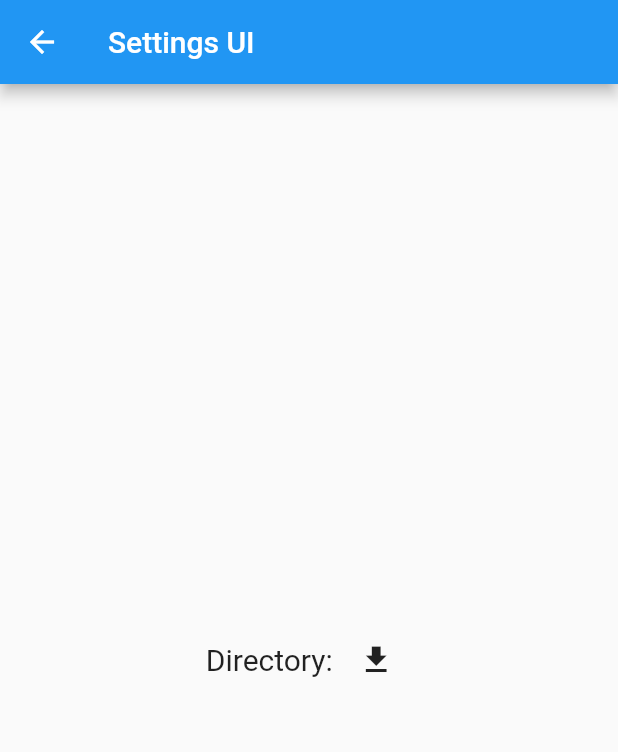
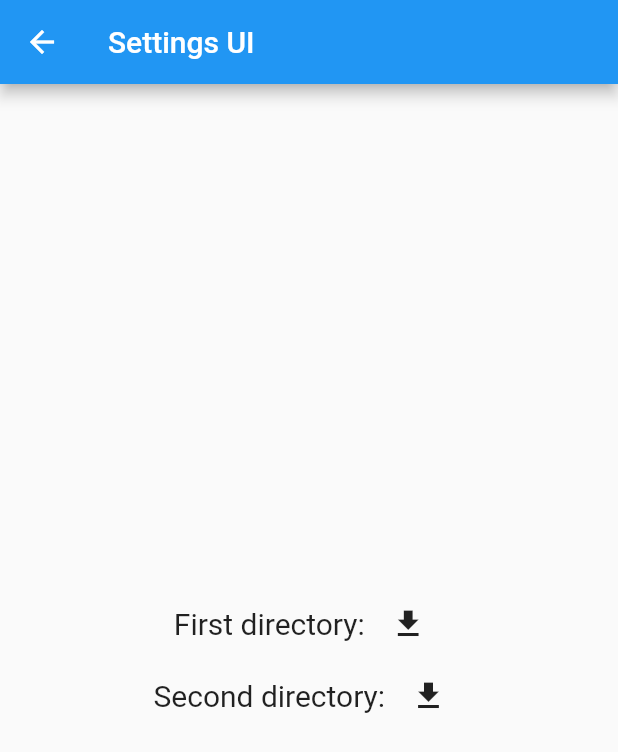
Before and after one commit to MarcoFiorentino/rpg_multi_music, a Flutter app: the screen it shows after launch, after a tap on the "more vert" icon, on a phone screen of 412 x 824 dp. Shown: the top 752 px of the screen. Run offline on Flutter 3.47's test engine with Material 2 defaults, Android fonts, the phone set to English and light mode, and no system bars; our stand-ins replace audioplayers, file_picker, permission_handler, shared_preferences; missing offline and left inert: flutter_file_manager.

Commit message:
Modificati settings_page e music_page per usare due path distinti puntanti direttamente alle cartelle ed adattata grafica di test

```diff
--- a/lib/files_provider.dart
+++ b/lib/files_provider.dart
@@ -9,20 +9,20 @@ import 'package:shared_preferences/shared_preferences.dart';
 
 class FilesProvider with ChangeNotifier {
   // Actual shared content
-  List<File> _musicNames = [];
-  List<File> _ambienceNames = [];
-  String _selectedDirectory;
+  List<File> _firstDirNames = [];
+  List<File> _secondDirNames = [];
+  Map<String, String> _directories = {};
 
-  List<File> get musicNames => this._musicNames;
-  List<File> get ambienceNames => this._ambienceNames;
-  String get selectedDirectory => this._selectedDirectory;
+  List<File> get firstDirNames => this._firstDirNames;
+  List<File> get secondDirNames => this._secondDirNames;
+  Map<String, String> get directories => this._directories;
 
   // Recupero le liste di file
   void getFilesList() async {
     // Recupero i file dalla cartella 'music'
-    this._musicNames = await this.getFiles("music");
+    this._firstDirNames = await this.getFiles(SharedPreferencesManager.firstDirectory);
     this.notifyListeners();
-    this._ambienceNames = await this.getFiles("ambience");
+    this._secondDirNames = await this.getFiles(SharedPreferencesManager.secondDirectory);
     this.notifyListeners();
   }
 
@@ -34,10 +34,11 @@ class FilesProvider with ChangeNotifier {
       FileManager fm;
 
       SharedPreferences sharedPreferences = await SharedPreferencesManager.getSharedPreferencesInstance();
-      this._selectedDirectory = sharedPreferences.getString(SharedPreferencesManager.selectedDirectory) ?? "";
-      if (this._selectedDirectory != "") {
+
+      this._directories[type] = sharedPreferences.getString(type) ?? "";
+      if (this._directories[type] != "") {
         fm = FileManager(
-            root: Directory(this._selectedDirectory + "/" + type));
+            root: Directory(_directories[type]));
       }
 
       if (fm != null) {
--- a/lib/main.dart
+++ b/lib/main.dart
@@ -56,22 +56,22 @@ class HomePage extends StatelessWidget {
                 },
               ),
             ],
-            bottom: TabBar(
-              tabs: [
-                Tab(
-                  icon: Icon(Icons.queue_music_outlined),
-                  text: 'Musica',
-                ),
-                // Tab(
-                //   icon: Icon(Icons.flash_on_outlined),
-                //   text: 'Generatori',
-                // ),
-                // Tab(
-                //   icon: Icon(Icons.alarm_on_outlined),
-                //   text: 'Iniziativa',
-                // ),
-              ],
-            ),
+            // bottom: TabBar(
+            //   tabs: [
+            //     Tab(
+            //       icon: Icon(Icons.queue_music_outlined),
+            //       text: 'Musica',
+            //     ),
+            //     // Tab(
+            //     //   icon: Icon(Icons.flash_on_outlined),
+            //     //   text: 'Generatori',
+            //     // ),
+            //     // Tab(
+            //     //   icon: Icon(Icons.alarm_on_outlined),
+            //     //   text: 'Iniziativa',
+            //     // ),
+            //   ],
+            // ),
           ),
           body: TabBarView(
             children: [
--- a/lib/music_page.dart
+++ b/lib/music_page.dart
@@ -2,6 +2,7 @@ import 'dart:math';
 
 import 'package:audioplayers/audioplayers.dart';
 import 'package:flutter/material.dart';
+import 'package:music_handler/shared_preferences_manager.dart';
 import 'package:path/path.dart';
 import 'package:provider/provider.dart';
 
@@ -45,6 +46,12 @@ class _MusicPageState extends State<MusicPage> {
   @override
   Widget build(BuildContext context) {
     final FilesProvider filesProvider = Provider.of<FilesProvider>(context, listen: true);
+    String firstDir = filesProvider.directories[SharedPreferencesManager.firstDirectory] != null ?
+      basename(filesProvider.directories[SharedPreferencesManager.firstDirectory]) :
+      SharedPreferencesManager.firstDirectory;
+    String secondDir = filesProvider.directories[SharedPreferencesManager.secondDirectory] != null ?
+      basename(filesProvider.directories[SharedPreferencesManager.secondDirectory]) :
+      SharedPreferencesManager.secondDirectory;
 
     return Center(
       child: Column(
@@ -52,114 +59,101 @@ class _MusicPageState extends State<MusicPage> {
         mainAxisSize: MainAxisSize.min,
         children: [
           Text(""),
-          // Gestione degli audio musica
           // Visualizza titolo e volume
           Text(
-            "Musica: " + musicPlaying + " - Vol: " + musicVolume.toString(),
+            firstDir + ": " + musicPlaying + " - Vol: " + musicVolume.toString(),
             textAlign: TextAlign.center,
           ),
           // Pulsanti di gestione musica e volume musica
-          Table(children: [
-            TableRow(
+          Row(
+            mainAxisAlignment: MainAxisAlignment.spaceEvenly,
             children: [
-                TableCell(
-                  child: ElevatedButton(
+              ElevatedButton(
                 child: Text("Play"),
-                    style: ElevatedButton.styleFrom(elevation: 8.0, primary: Colors.lightGreen),
+                style: ElevatedButton.styleFrom(elevation: 8.0, primary: Colors.lightGreen, fixedSize: Size(MediaQuery.of(context).size.width/5, 40)),
                 onPressed: () {
                   play("musica");
                 },
               ),
-                ),
-                TableCell(
-                  child: ElevatedButton(
+              ElevatedButton(
                 child: Text("+"),
-                    style: ElevatedButton.styleFrom(elevation: 8.0, primary: Colors.lightGreen),
+                style: ElevatedButton.styleFrom(elevation: 8.0, primary: Colors.lightGreen, fixedSize: Size(MediaQuery.of(context).size.width/5, 40)),
                 onPressed: () {
                   setVolume("musica", "up");
                 },
               ),
-                ),
-                TableCell(
-                  child: ElevatedButton(
+              ElevatedButton(
                 child: Text("-"),
-                    style: ElevatedButton.styleFrom(elevation: 8.0, primary: Colors.lightGreen),
+                style: ElevatedButton.styleFrom(elevation: 8.0, primary: Colors.lightGreen, fixedSize: Size(MediaQuery.of(context).size.width/5, 40)),
                 onPressed: () {
                   setVolume("musica", "down");
                 },
               ),
-                ),
-                TableCell(
-                  child: ElevatedButton(
+              ElevatedButton(
                 child: Text("Pause"),
-                    style: ElevatedButton.styleFrom(elevation: 8.0, primary: Colors.lightGreen),
+                style: ElevatedButton.styleFrom(elevation: 8.0, primary: Colors.lightGreen, fixedSize: Size(MediaQuery.of(context).size.width/5, 40)),
                 onPressed: () {
                   pause("musica");
                 },
               ),
-                ),
             ],
           ),
-          ]),
-          // Gestione degli audio ambientali
           // Visualizza titolo e volume
           Text(
-            "Ambientale: " + ambiencePlaying + " - Vol: " + ambienceVolume.toString(),
+            secondDir + ": " + ambiencePlaying + " - Vol: " + ambienceVolume.toString(),
             textAlign: TextAlign.center,
           ),
           // Pulsanti di gestione ambientali e volume ambientali
-          Table(
+          Row(
+            mainAxisAlignment: MainAxisAlignment.spaceEvenly,
             children: [
-              TableRow(
-                children: [
-                  TableCell(
-                    child: ElevatedButton(
+              ElevatedButton(
                   child: Text("Play"),
-                      style: ElevatedButton.styleFrom(elevation: 8.0, primary: Colors.lightBlue),
+                  style: ElevatedButton.styleFrom(elevation: 8.0, primary: Colors.lightBlue, fixedSize: Size(MediaQuery.of(context).size.width/5, 40)),
                   onPressed: () {
                     play("ambientale");
                   },
               ),
-                  ),
-                  TableCell(
-                    child: ElevatedButton(
+              ElevatedButton(
                   child: Text("+"),
-                      style: ElevatedButton.styleFrom(elevation: 8.0, primary: Colors.lightBlue),
+                  style: ElevatedButton.styleFrom(elevation: 8.0, primary: Colors.lightBlue, fixedSize: Size(MediaQuery.of(context).size.width/5, 40)),
                   onPressed: () {
                     setVolume("ambientale", "up");
                   },
               ),
-                  ),
-                  TableCell(
-                    child: ElevatedButton(
+              ElevatedButton(
                   child: Text("-"),
-                      style: ElevatedButton.styleFrom(elevation: 8.0, primary: Colors.lightBlue),
+                  style: ElevatedButton.styleFrom(elevation: 8.0, primary: Colors.lightBlue, fixedSize: Size(MediaQuery.of(context).size.width/5, 40)),
                   onPressed: () {
                     setVolume("ambientale", "down");
                   },
               ),
-                  ),
-                  TableCell(
-                    child: ElevatedButton(
+              ElevatedButton(
                   child: Text("Pause"),
-                      style: ElevatedButton.styleFrom(elevation: 8.0, primary: Colors.lightBlue),
+                  style: ElevatedButton.styleFrom(elevation: 8.0, primary: Colors.lightBlue, fixedSize: Size(MediaQuery.of(context).size.width/5, 40)),
                   onPressed: () {
                     pause("ambientale");
                   },
               ),
-                  ),
             ],
           ),
-            ],
+          const Divider(
+            height: 20,
+            thickness: 5,
           ),
           // Elenco dei file nel path impostato
           // TODO: gestire anche scorrimento in larghezza
           Expanded(
-            child: ListView.builder(
+            child: ListView.separated(
               controller: scrollController,
-              itemCount: (max(filesProvider.musicNames.length, filesProvider.ambienceNames.length) / colonnePerTipo).round(),
+              itemCount: (max(filesProvider.firstDirNames.length, filesProvider.secondDirNames.length) / colonnePerTipo).round(),
               itemBuilder: (BuildContext context, int index) {
                 return buildRow(context, index, filesProvider);
+              },
+              separatorBuilder: (BuildContext context, int index) {
+                return SizedBox(
+                  height: 10,
+                );
               },
             ),
           ),
@@ -274,17 +268,19 @@ class _MusicPageState extends State<MusicPage> {
   Row buildRow(BuildContext context, int index, FilesProvider provider) {
     List<Widget> sizedBoxes = [];
 
+    // for (int i = 0; i < )
+
     // Aggiunge i pulsanti musica alla riga o pulsanti vuoti se servono
     for (int i = 0; i < colonnePerTipo; i++) {
-      if (((index * colonnePerTipo) + i) < provider.musicNames.length) {
+      if (((index * colonnePerTipo) + i) < provider.firstDirNames.length) {
         sizedBoxes.add(
           SizedBox(
             width: MediaQuery.of(context).size.width * 0.23,
             child: ElevatedButton(
-              child: Text(basename(provider.musicNames[(index * colonnePerTipo) + i].path).capitalize()),
+              child: Text(basenameWithoutExtension(provider.firstDirNames[(index * colonnePerTipo) + i].path).capitalize()),
               style: ElevatedButton.styleFrom(elevation: 8.0, primary: Colors.lightGreen),
               onPressed: () {
-                playSelected("musica", provider.musicNames[(index * colonnePerTipo) + i].path);
+                playSelected("musica", provider.firstDirNames[(index * colonnePerTipo) + i].path);
               },
             ),
           ),
@@ -298,15 +294,15 @@ class _MusicPageState extends State<MusicPage> {
 
     // Aggiunge i pulsanti ambiente alla riga o pulsanti vuoti se servono
     for (int i = 0; i < colonnePerTipo; i++) {
-      if (((index * colonnePerTipo) + i) < provider.ambienceNames.length) {
+      if (((index * colonnePerTipo) + i) < provider.secondDirNames.length) {
         sizedBoxes.add(
           SizedBox(
             width: MediaQuery.of(context).size.width * 0.23,
             child: ElevatedButton(
-              child: Text(basename(provider.ambienceNames[(index * colonnePerTipo) + i].path).capitalize()),
+              child: Text(basenameWithoutExtension(provider.secondDirNames[(index * colonnePerTipo) + i].path).capitalize()),
               style: ElevatedButton.styleFrom(elevation: 8.0, primary: Colors.lightBlue),
               onPressed: () {
-                playSelected("ambientale", provider.ambienceNames[(index * colonnePerTipo) + i].path);
+                playSelected("ambientale", provider.secondDirNames[(index * colonnePerTipo) + i].path);
               },
             ),
           ),
--- a/lib/settings_page.dart
+++ b/lib/settings_page.dart
@@ -22,13 +22,13 @@ class _SettingsScreenState extends State<SettingsPage> {
   Widget buildSettingsList(BuildContext context) {
     final FilesProvider provider = Provider.of<FilesProvider>(context, listen: false);
 
-    Future<void> _pickDirectory(BuildContext context, bool external) async {
+    Future<void> _pickDirectory(BuildContext context, bool external, String dir) async {
 
       String newDirectory = await FilePicker.platform.getDirectoryPath();
 
       setState(() {
         if (newDirectory.isNotEmpty) {
-          SharedPreferencesManager.saveKV(SharedPreferencesManager.selectedDirectory, newDirectory);
+          SharedPreferencesManager.saveKV(dir, newDirectory);
         }
         provider.getFilesList();
       });
@@ -44,16 +44,41 @@ class _SettingsScreenState extends State<SettingsPage> {
               mainAxisSize: MainAxisSize.min,
               children: [
                 Text(
-                'Directory: ',
+                  'First directory: ',
                   style: TextStyle(fontSize: 20),
                 ),
                 IconButton(
                   icon: Icon(Icons.file_download),
                   onPressed: () {
-                  _pickDirectory(context, false);
+                  _pickDirectory(context, false, SharedPreferencesManager.firstDirectory);
                   },
                 ),
-              provider.selectedDirectory != null ? Text(provider.selectedDirectory) : Container(),
+                Flexible(
+                  flex: 2,
+                  child:
+                    provider.directories[SharedPreferencesManager.firstDirectory] != null ? Text(provider.directories[SharedPreferencesManager.firstDirectory]) : Container(),
+                ),
+              ],
+            ),
+            Row(
+              mainAxisAlignment: MainAxisAlignment.start,
+              mainAxisSize: MainAxisSize.min,
+              children: [
+                Text(
+                  'Second directory: ',
+                  style: TextStyle(fontSize: 20),
+                ),
+                IconButton(
+                  icon: Icon(Icons.file_download),
+                  onPressed: () {
+                    _pickDirectory(context, false, SharedPreferencesManager.secondDirectory);
+                  },
+                ),
+                Flexible(
+                  flex: 2,
+                  child:
+                  provider.directories[SharedPreferencesManager.secondDirectory] != null ? Text(provider.directories[SharedPreferencesManager.secondDirectory]) : Container(),
+                ),
               ],
             ),
           ],
--- a/lib/shared_preferences_manager.dart
+++ b/lib/shared_preferences_manager.dart
@@ -1,7 +1,10 @@
 import 'package:shared_preferences/shared_preferences.dart';
 
 class SharedPreferencesManager {
-  static final String selectedDirectory = "selectedDirectory";
+  static final String firstDirectory = "firstDirectory";
+  static final String secondDirectory = "secondDirectory";
+  static final String thirdDirectory = "thirdDirectory";
+  static final String fourthDirectory = "fourthDirectory";
 
   static Future<SharedPreferences> getSharedPreferencesInstance() async {
     return await SharedPreferences.getInstance();
```
Lines whose indentation alone changed are shown as unchanged.
